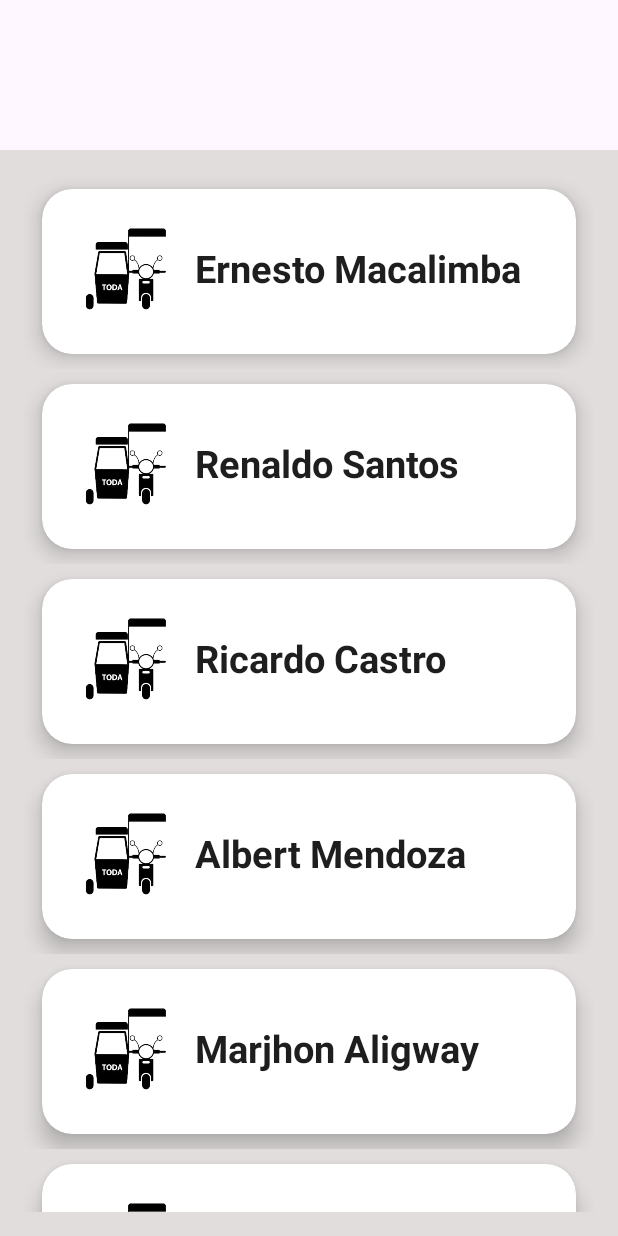
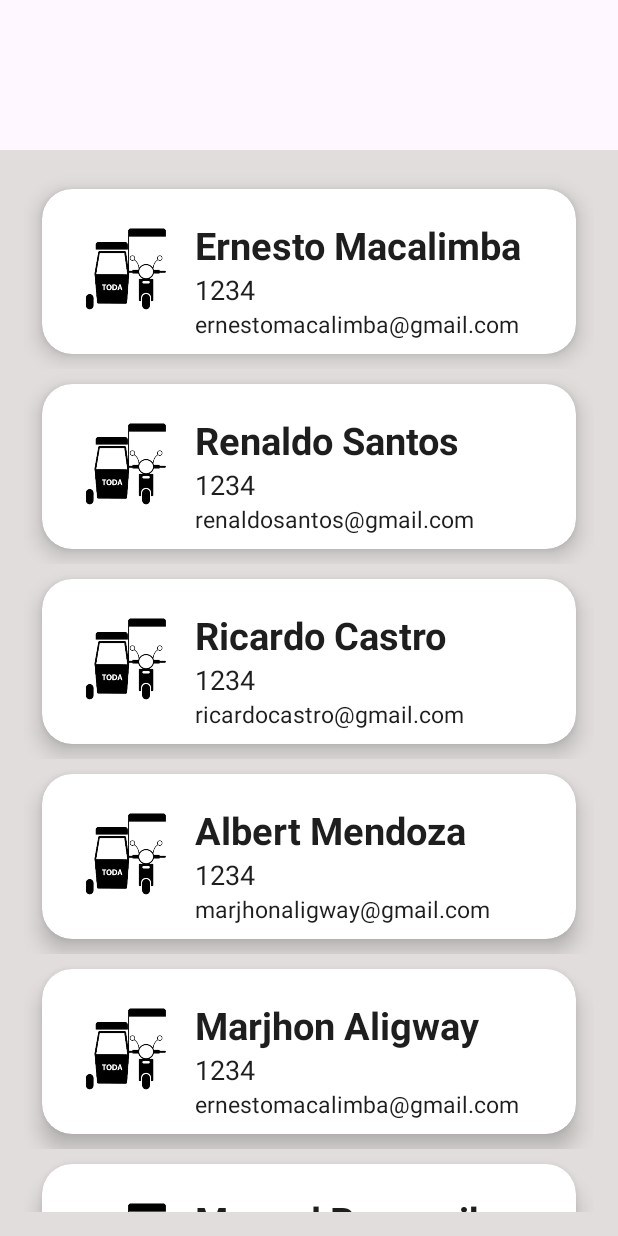
Before and after one commit to apathy1995/ParaFare, an Android app: the fragment DriversInfoFragment shown on its own in the app's theme, on a phone screen of 412 x 824 dp. Run offline under Robolectric (Android 15) with nearby library versions, the phone set to English and light mode, and no system bars.

Commit message:
ParaFare_hakdog_

```diff
--- a/app/src/main/java/com/example/logintricyfare/DriversInfoFragment.java
+++ b/app/src/main/java/com/example/logintricyfare/DriversInfoFragment.java
@@ -51,16 +51,16 @@ public class DriversInfoFragment extends Fragment {
 
         fragmentManager = getActivity().getSupportFragmentManager();
 
-        mListDrivers.add(new DriversInformation("Ernesto Macalimba",R.drawable.tricycle_icon));
-        mListDrivers.add(new DriversInformation("Renaldo Santos",R.drawable.tricycle_icon));
-        mListDrivers.add(new DriversInformation("Ricardo Castro",R.drawable.tricycle_icon));
-        mListDrivers.add(new DriversInformation("Albert Mendoza",R.drawable.tricycle_icon));
-        mListDrivers.add(new DriversInformation("Marjhon Aligway",R.drawable.tricycle_icon));
-        mListDrivers.add(new DriversInformation("Manuel Panganiban",R.drawable.tricycle_icon));
-        mListDrivers.add(new DriversInformation("Florentino Cruz",R.drawable.tricycle_icon));
-        mListDrivers.add(new DriversInformation("Rufino Francisco",R.drawable.tricycle_icon));
-        mListDrivers.add(new DriversInformation("Ariel Legaspi",R.drawable.tricycle_icon));
-        mListDrivers.add(new DriversInformation("Ciriaco Ramos Jr.",R.drawable.tricycle_icon));
+        mListDrivers.add(new DriversInformation("Ernesto Macalimba",R.drawable.tricycle_icon,"ernestomacalimba@gmail.com","1234"));
+        mListDrivers.add(new DriversInformation("Renaldo Santos",R.drawable.tricycle_icon,"renaldosantos@gmail.com","1234"));
+        mListDrivers.add(new DriversInformation("Ricardo Castro",R.drawable.tricycle_icon,"ricardocastro@gmail.com","1234"));
+        mListDrivers.add(new DriversInformation("Albert Mendoza",R.drawable.tricycle_icon,"marjhonaligway@gmail.com","1234"));
+        mListDrivers.add(new DriversInformation("Marjhon Aligway",R.drawable.tricycle_icon,"ernestomacalimba@gmail.com","1234"));
+        mListDrivers.add(new DriversInformation("Manuel Panganiban",R.drawable.tricycle_icon,"manuelpanganiban@gmail.com","1234"));
+        mListDrivers.add(new DriversInformation("Florentino Cruz",R.drawable.tricycle_icon,"florentinocruz@gmail.com","1234"));
+        mListDrivers.add(new DriversInformation("Rufino Francisco",R.drawable.tricycle_icon,"rufinofrancisco@gmail.com","1234"));
+        mListDrivers.add(new DriversInformation("Ariel Legaspi",R.drawable.tricycle_icon,"ariellegaspi@gmail.com","1234"));
+        mListDrivers.add(new DriversInformation("Ciriaco Ramos Jr.",R.drawable.tricycle_icon,"ciriacoramos@gmail.com","1234"));
 
         mDriversRecyclerAdapter = new DriversRecyclerViewAdapter(getContext(),mListDrivers);
         mDriversRecyclerView.setLayoutManager(new GridLayoutManager(getContext(),1));
--- a/app/src/main/java/com/example/logintricyfare/DriversInformation.java
+++ b/app/src/main/java/com/example/logintricyfare/DriversInformation.java
@@ -5,7 +5,6 @@ public class DriversInformation {
     private String driversName;
     private int tricycleIcon;
     private int driversProfile;
-
     private String driversEmail;
     private String driversBodyNumber;
 
@@ -49,7 +48,7 @@ public class DriversInformation {
         this.driversProfile = driversProfile;
     }
 
-    public DriversInformation(String driversName, int tricycleIcon) {
+    public DriversInformation(String driversName, int tricycleIcon, String driversEmail, String driversBodyNumber) {
         this.driversName = driversName;
         this.tricycleIcon = tricycleIcon;
         this.driversEmail = driversEmail;
--- a/app/src/main/java/com/example/logintricyfare/DriversRecyclerViewAdapter.java
+++ b/app/src/main/java/com/example/logintricyfare/DriversRecyclerViewAdapter.java
@@ -45,6 +45,9 @@ public class DriversRecyclerViewAdapter extends RecyclerView.Adapter<DriversRecy
 
         holder.txtDriversName.setText(mDriversList.get(position).getDriversName());
         holder.imgTricycle.setImageResource(mDriversList.get(position).getTricycleIcon());
+        holder.txtDriversEmail.setText(mDriversList.get(position).getDriversEmail());
+        holder.txtDriversBodyNumber.setText(mDriversList.get(position).getDriversBodyNumber());
+
 
     }
 
@@ -57,6 +60,7 @@ public class DriversRecyclerViewAdapter extends RecyclerView.Adapter<DriversRecy
 
         private TextView txtDriversName;
         private ImageView imgTricycle;
+        private ImageView imgDriversProfile;
         private TextView txtDriversEmail;
         private TextView txtDriversBodyNumber;
         private CardView driversMainCard;
@@ -67,6 +71,8 @@ public class DriversRecyclerViewAdapter extends RecyclerView.Adapter<DriversRecy
 
             txtDriversName = itemView.findViewById(R.id.driversName);
             imgTricycle = itemView.findViewById(R.id.tricycleIcon);
+            txtDriversEmail= itemView.findViewById(R.id.driversEmail);
+            txtDriversBodyNumber = itemView.findViewById(R.id.driver_bodynumber);
             driversMainCard = itemView.findViewById(R.id.driversMainCard);
 
         }
@@ -80,7 +86,9 @@ public class DriversRecyclerViewAdapter extends RecyclerView.Adapter<DriversRecy
             Intent detailsScreenData = new Intent(mContext,DriversInfoActivity.class);
 
             detailsScreenData.putExtra("Name", driversItem.getDriversName());
-            detailsScreenData.putExtra("Drivers Profile", driversItem.getDriversProfile());
+            detailsScreenData.putExtra("Drivers Email", driversItem.getDriversEmail());
+            detailsScreenData.putExtra("Drivers Body Number", driversItem.getDriversBodyNumber());
+            detailsScreenData.putExtra("Tricycle Icon", driversItem.getTricycleIcon());
 
             //detailsScreenData.setFlags(Intent.FLAG_ACTIVITY_NEW_TASK);
             mContext.startActivity(detailsScreenData);
--- a/app/src/main/res/layout/drivers_item.xml
+++ b/app/src/main/res/layout/drivers_item.xml
@@ -36,18 +36,35 @@
             android:padding="10dp"
             android:layout_gravity="center_horizontal">
 
-
             <TextView
                 android:id="@+id/driversName"
                 android:layout_width="match_parent"
                 android:layout_height="wrap_content"
-                android:layout_marginTop="25dp"
+                android:layout_marginTop="10dp"
                 android:layout_marginStart="80dp"
                 android:text="Ernesto Macalimba"
                 android:textColor="@color/black_"
                 android:textSize="25sp"
                 android:textStyle="bold" />
 
+            <TextView
+                android:id="@+id/driver_bodynumber"
+                android:layout_width="match_parent"
+                android:layout_height="wrap_content"
+                android:layout_marginStart="80dp"
+                android:text="Body Number: 1234"
+                android:textColor="@color/black_"
+                android:textSize="18sp" />
+
+            <TextView
+                android:id="@+id/driversEmail"
+                android:layout_width="match_parent"
+                android:layout_height="wrap_content"
+                android:layout_marginStart="80dp"
+                android:text="ernestomacalimba@gmail.com"
+                android:textColor="@color/black_"
+                android:textSize="15sp" />
+
         </LinearLayout>
 
     </androidx.cardview.widget.CardView>
```
